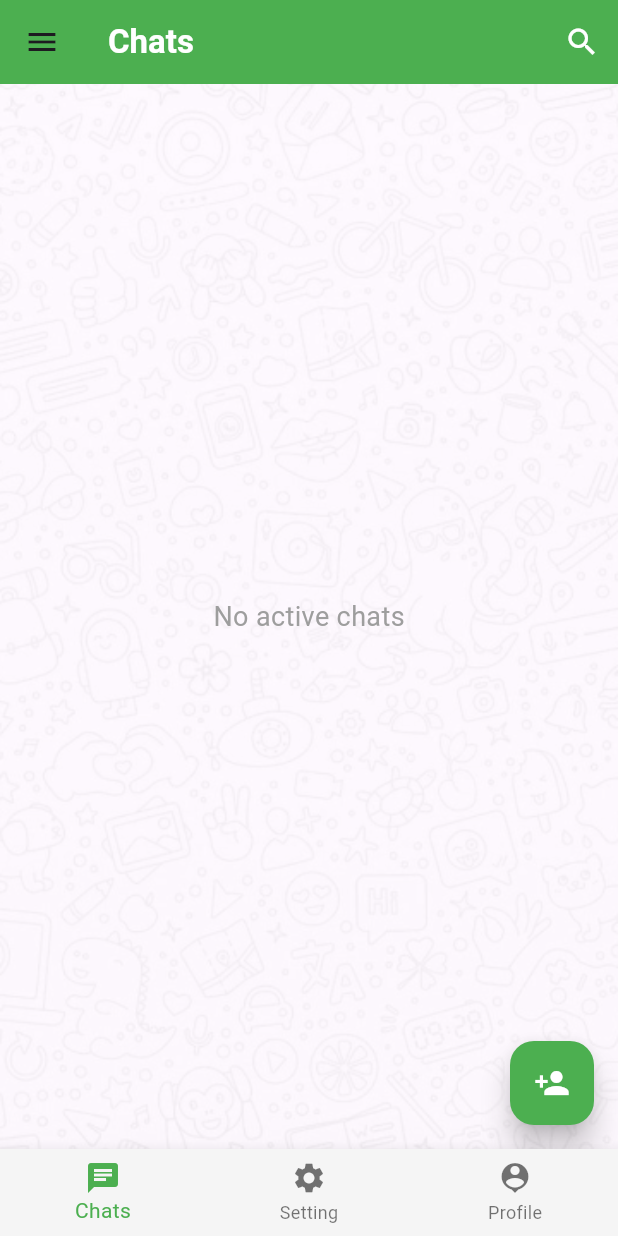
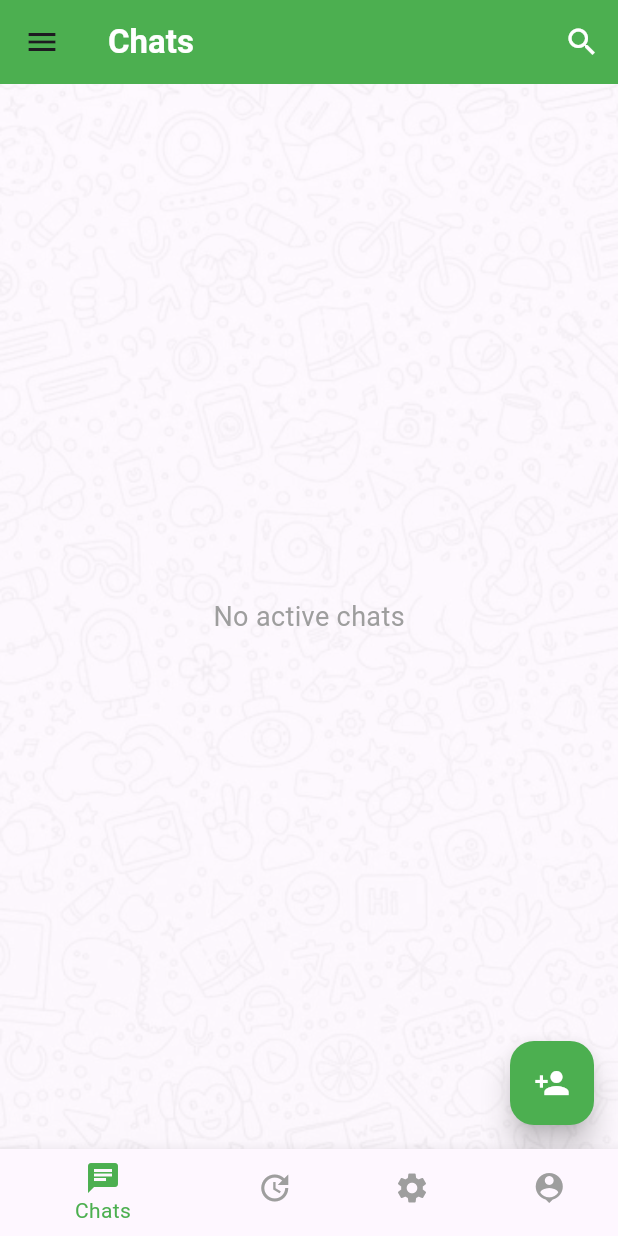
Before and after one commit to raohamza721/chat_app_magma, a Flutter app: the BottomNavBarScreen screen opened directly, on a phone screen of 412 x 824 dp. Run offline on Flutter 3.47's test engine with Material 3 defaults, Android fonts, the phone set to English and light mode, and no system bars; our stand-ins replace cloud_firestore, firebase_auth, firebase_core, firebase_storage, font_awesome_flutter, get and 2 more; accounts and stored records are empty.

Commit message:
updateScreenAdded

```diff
--- a/lib/screens/bottomNavScreen.dart
+++ b/lib/screens/bottomNavScreen.dart
@@ -13,6 +13,7 @@ class BottomNavBarScreen extends StatelessWidget {
   BottomNavBarScreen({super.key,});
   final List<Widget> navScreens = [
     chats(),
+    updates(),
     const SettingsScreen (),
     const UserProfile (),
   ];
@@ -37,6 +38,10 @@ class BottomNavBarScreen extends StatelessWidget {
             label: 'Chats',
           ),
           BottomNavigationBarItem(
+            icon: Icon(Icons.update_outlined),
+            label: 'Updates',
+          ),
+          BottomNavigationBarItem(
             icon: Icon(Icons.settings),
             label: 'Setting',
           ),
@@ -47,6 +52,7 @@ class BottomNavBarScreen extends StatelessWidget {
         ],
         currentIndex: chatsController.selectedIndex.value,
         selectedItemColor: Colors.green[500],
+        unselectedItemColor: Colors.grey,
         onTap: chatsController.onItemSelect,
         backgroundColor: Colors.grey[100],
       )),
@@ -55,3 +61,16 @@ class BottomNavBarScreen extends StatelessWidget {
 
 
 }
+
+class updates extends StatelessWidget {
+  @override
+  Widget build(BuildContext context) {
+    return Scaffold(
+      appBar: AppBar(
+        backgroundColor: Colors.green,
+
+        title: Text('Updates',style: TextStyle(color: Colors.white),),
+      ),
+    );
+  }
+}
--- a/lib/screens/chats_screen.dart
+++ b/lib/screens/chats_screen.dart
@@ -15,7 +15,7 @@ class chats extends StatelessWidget {
   @override
   Widget build(BuildContext context) {
     return Obx(() => Scaffold(
-      appBar: (chatsController.selectedIndex.value == 1 || chatsController.selectedIndex.value == 2)
+      appBar: (chatsController.selectedIndex.value == 1 || chatsController.selectedIndex.value == 2 || chatsController.selectedIndex.value == 3)
           ? null
           : AppBar(
 
```
